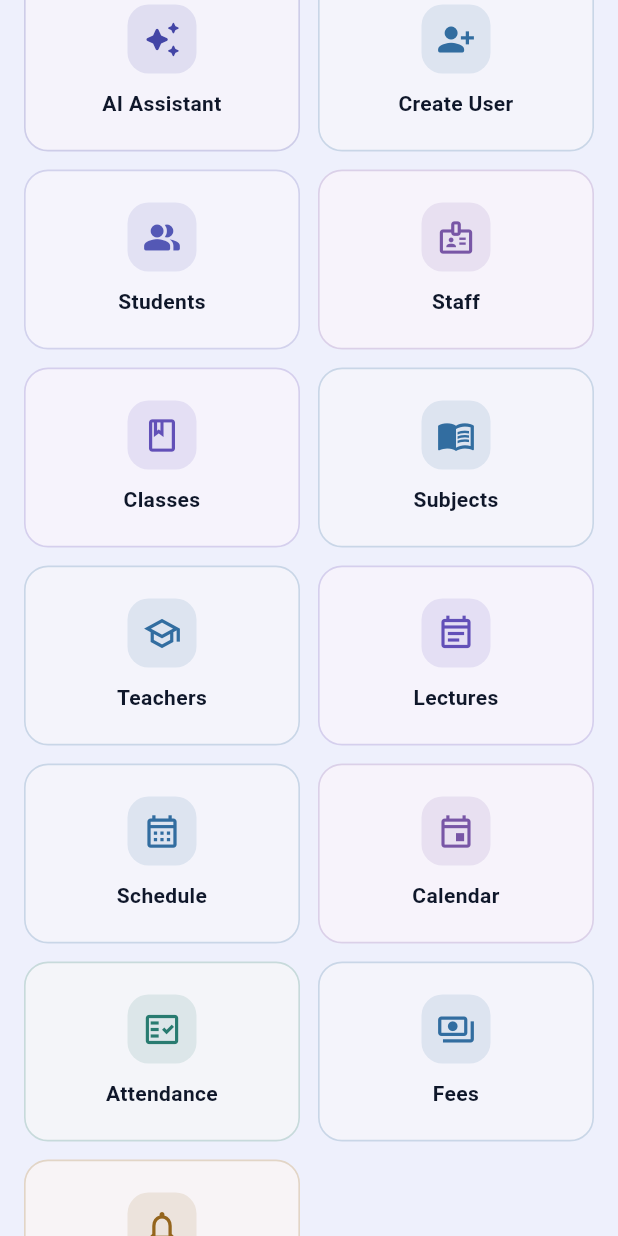
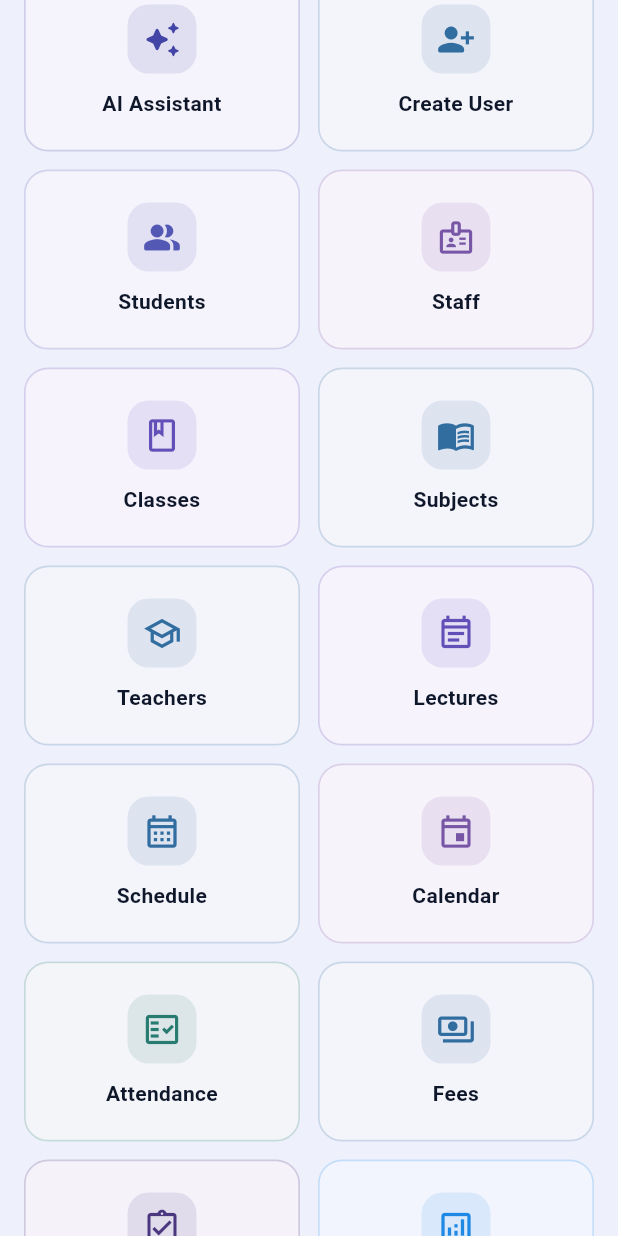
Before and after one commit to Ahad-theDev/STEP-CMS-CLIENT, a Flutter app: the AdminDashboardBody widget shown alone on an empty page, opened directly, scrolled down 1152 dp, on a phone screen of 412 x 824 dp. Run offline on Flutter 3.47's test engine with Material 3 defaults, Android fonts, the phone set to English and light mode, and no system bars; our stand-ins replace dio, file_picker, fl_chart, flutter_riverpod, flutter_secure_storage, freezed_annotation and 3 more; accounts and stored records are empty; generated files the repository leaves out were written again; network calls fail.

Commit message:
feat(dashboard): add Exams & Results and Reports & Analytics shortcuts to admin dashboard

```diff
--- a/lib/features/dashboard/presentation/screens/dashboard_screen.dart
+++ b/lib/features/dashboard/presentation/screens/dashboard_screen.dart
@@ -493,7 +493,7 @@ class DashboardScreen extends ConsumerWidget {
     switch (role) {
       case 'management':
       case 'principal':
-        return const AdminDashboardBody();
+        return AdminDashboardBody(isPrincipalReadOnly: role == 'principal');
       case 'teacher':
         return const TeacherDashboardBody();
       default:
--- a/lib/features/dashboard/presentation/widgets/admin_dashboard_body.dart
+++ b/lib/features/dashboard/presentation/widgets/admin_dashboard_body.dart
@@ -24,11 +24,14 @@ import 'package:cms/features/attendance/presentation/screens/attendance_home_scr
 import 'package:cms/features/fees/presentation/screens/fee_home_screen.dart';
 import 'package:cms/features/notifications/presentation/screens/notifications_screen.dart';
 import 'package:cms/features/ai/presentation/screens/ai_assistant_screen.dart';
+import 'package:cms/features/exams/presentation/screens/management_exams_screen.dart';
+import 'package:cms/features/reports/presentation/screens/reports_hub_screen.dart';
 import '../widgets/dashboard_stat_card.dart';
 import '../widgets/dashboard_shortcut_tile.dart';
 
 class AdminDashboardBody extends ConsumerStatefulWidget {
-  const AdminDashboardBody({super.key});
+  final bool isPrincipalReadOnly;
+  const AdminDashboardBody({super.key, this.isPrincipalReadOnly = false});
 
   @override
   ConsumerState<AdminDashboardBody> createState() => _AdminDashboardBodyState();
@@ -339,6 +342,22 @@ class _AdminDashboardBodyState extends ConsumerState<AdminDashboardBody> {
                         onTap: () => _push(const FeeHomeScreen()),
                       ),
                       DashboardShortcutTile(
+                        icon: Icons.assignment_turned_in_outlined,
+                        label: 'Exams & Results',
+                        color: const Color(0xFF4A3780),
+                        onTap: () => _push(
+                          ManagementExamsScreen(
+                            isPrincipalReadOnly: widget.isPrincipalReadOnly,
+                          ),
+                        ),
+                      ),
+                      DashboardShortcutTile(
+                        icon: Icons.analytics_outlined,
+                        label: 'Reports & Analytics',
+                        color: const Color(0xFF1E88E5),
+                        onTap: () => _push(const ReportsHubScreen()),
+                      ),
+                      DashboardShortcutTile(
                         icon: Icons.notifications_outlined,
                         label: 'Notifications',
                         color: const Color(0xFF94651D),
```
